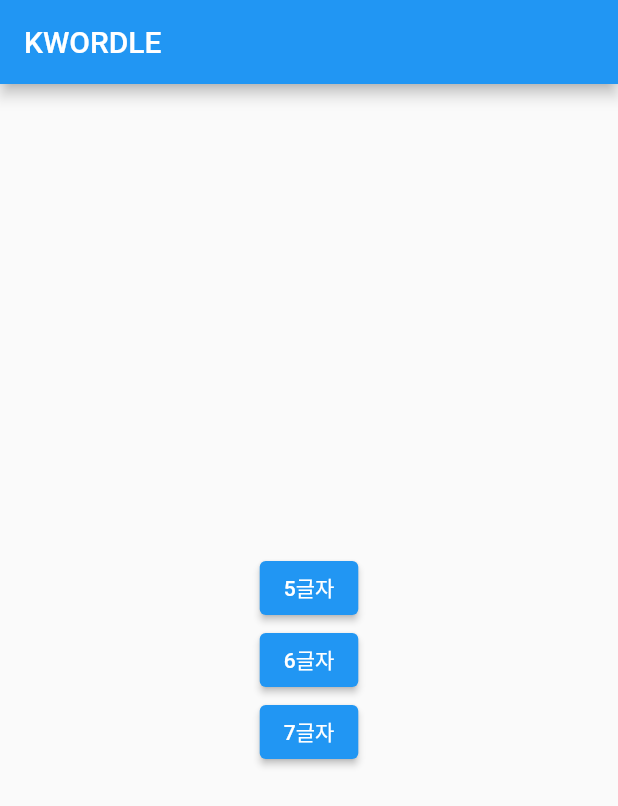
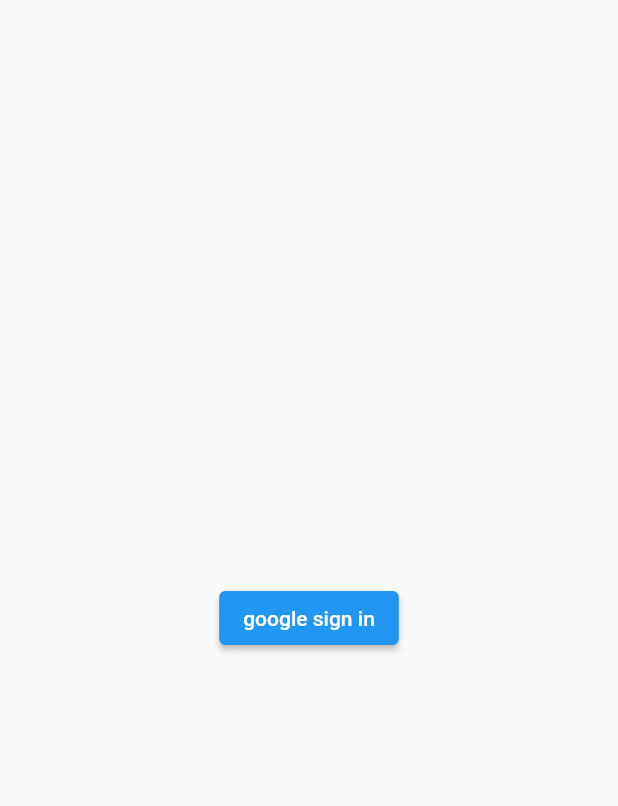
Before and after one commit to SnoopyKim/kwordle, a Flutter app: the screen it shows after launch, on a phone screen of 412 x 824 dp. Shown: the top 806 px of the screen. Run offline on Flutter 3.47's test engine with Material 2 defaults, Android fonts, the phone set to English and light mode, and no system bars; our stand-ins replace firebase_auth, firebase_core, google_sign_in; accounts and stored records are empty.

Commit message:
로그인 화면 & 구글 로그인 및 관련 로직 추가

```diff
--- a/lib/main.dart
+++ b/lib/main.dart
@@ -2,7 +2,10 @@
 
 import 'package:firebase_core/firebase_core.dart';
 import 'package:flutter/material.dart';
+import 'package:kwordle/providers/auth_provider.dart';
 import 'package:kwordle/ui/screens/main_screen.dart';
+import 'package:kwordle/ui/screens/sign_in_screen.dart';
+import 'package:provider/provider.dart';
 
 Future<void> main() async {
   WidgetsFlutterBinding.ensureInitialized();
@@ -16,8 +19,15 @@
   @override
   Widget build(BuildContext context) {
     return MaterialApp(
-      title: 'KWORDLE',
-      home: const MainScreen(),
-    );
+        title: 'KWORDLE',
+        home: MultiProvider(
+          providers: [
+            ChangeNotifierProvider(create: (_) => AuthProvider()..listen())
+          ],
+          child: Consumer<AuthProvider>(
+            builder: (context, value, child) =>
+                value.user != null ? MainScreen() : SignInScreen(),
+          ),
+        ));
   }
 }
--- a/lib/ui/screens/main_screen.dart
+++ b/lib/ui/screens/main_screen.dart
@@ -1,5 +1,7 @@
 import 'package:flutter/material.dart';
+import 'package:kwordle/providers/auth_provider.dart';
 import 'package:kwordle/ui/screens/game_screen.dart';
+import 'package:provider/provider.dart';
 
 class MainScreen extends StatelessWidget {
   const MainScreen({Key? key}) : super(key: key);
@@ -12,9 +14,15 @@
             child: Column(
           mainAxisSize: MainAxisSize.min,
           children: [
-            ElevatedButton(onPressed: () => navigate(context, 5), child: Text('5글자')),
-            ElevatedButton(onPressed: () => navigate(context, 6), child: Text('6글자')),
-            ElevatedButton(onPressed: () => navigate(context, 7), child: Text('7글자')),
+            ElevatedButton(
+                onPressed: () => navigate(context, 5), child: Text('5글자')),
+            ElevatedButton(
+                onPressed: () => navigate(context, 6), child: Text('6글자')),
+            ElevatedButton(
+                onPressed: () => navigate(context, 7), child: Text('7글자')),
+            ElevatedButton(
+                onPressed: () => context.read<AuthProvider>().logout(),
+                child: Text('로그아웃')),
           ],
         )));
   }
--- /dev/null
+++ b/lib/ui/screens/sign_in_screen.dart
@@ -0,0 +1,51 @@
+import 'package:flutter/material.dart';
+import 'package:kwordle/providers/auth_provider.dart';
+import 'package:kwordle/ui/dialogs/auth.dart';
+import 'package:provider/provider.dart';
+
+class SignInScreen extends StatefulWidget {
+  const SignInScreen({Key? key}) : super(key: key);
+
+  @override
+  _SignInScreenState createState() => _SignInScreenState();
+}
+
+class _SignInScreenState extends State<SignInScreen> {
+  bool isBusy = false;
+
+  Future<void> signIn() async {
+    setState(() {
+      isBusy = true;
+    });
+    final resultCode = await context.read<AuthProvider>().signIn();
+    if (resultCode != 1 && resultCode != 0) {
+      showDialog(
+          context: context, builder: (_) => AuthDialog(code: resultCode));
+    }
+    setState(() {
+      isBusy = false;
+    });
+  }
+
+  @override
+  Widget build(BuildContext context) {
+    return Scaffold(
+      body: SafeArea(
+          child: Center(
+        child: Column(
+          mainAxisSize: MainAxisSize.min,
+          mainAxisAlignment: MainAxisAlignment.center,
+          children: [
+            AnimatedSwitcher(
+              duration: const Duration(milliseconds: 300),
+              child: isBusy
+                  ? const CircularProgressIndicator()
+                  : ElevatedButton(
+                      onPressed: signIn, child: Text('google sign in')),
+            )
+          ],
+        ),
+      )),
+    );
+  }
+}
--- a/pubspec.yaml
+++ b/pubspec.yaml
@@ -37,6 +37,8 @@
   provider: ^6.0.2
   firebase_core: ^1.15.0
   firebase_analytics: ^9.1.6
+  firebase_auth: ^3.3.17
+  google_sign_in: ^5.3.0
 
 dev_dependencies:
   flutter_test:
```
Also changed, not shown: lib/providers/auth_provider.dart (added, +57 -0 lines), lib/ui/dialogs/auth.dart (added, +31 -0 lines), pubspec.lock, 2 other files.
